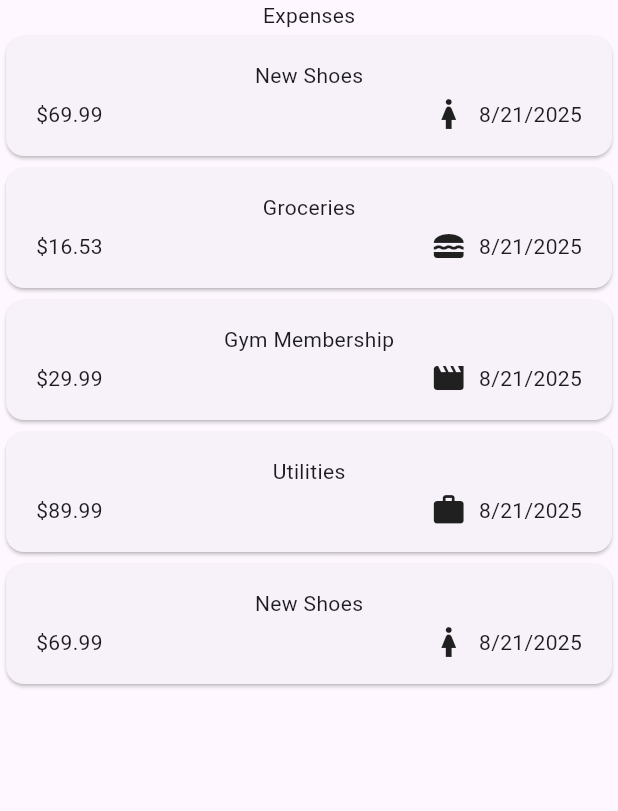
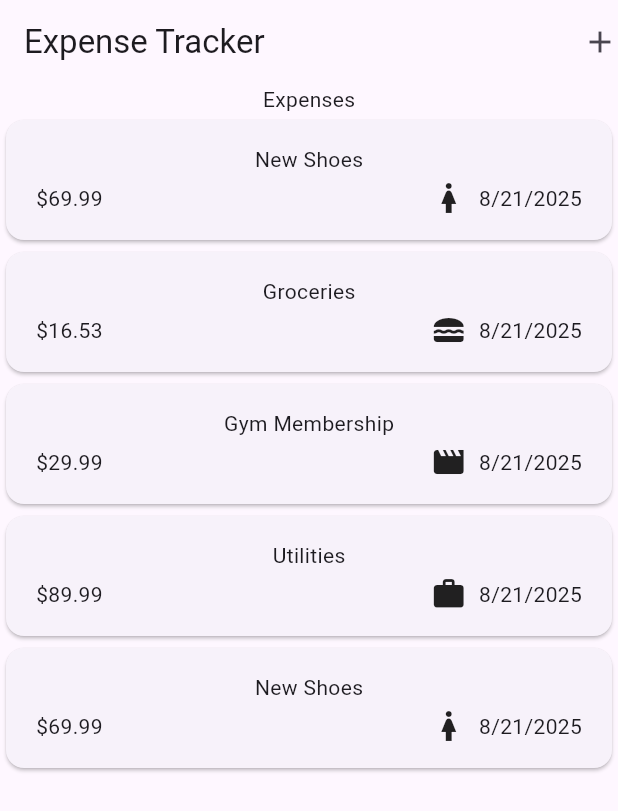
Before and after one commit to EmanAbobakr/Epense-Tracker, a Flutter app: the screen it shows after launch, on a phone screen of 412 x 824 dp. Shown: the top 811 px of the screen. Run offline on Flutter 3.47's test engine with Material 3 defaults, Android fonts, the phone set to English and light mode, and no system bars.

Commit message:
add app bar

```diff
--- a/lib/widgets/expenses.dart
+++ b/lib/widgets/expenses.dart
@@ -14,6 +14,10 @@ class _ExpensesState extends State<Expenses> {
   @override
   Widget build(BuildContext context) {
     return Scaffold(
+      appBar: AppBar(
+        title: Text('Expense Tracker'),
+        actions: [Icon(Icons.add)],
+      ),
       body: Center(
         child: const Column(
           children: [
```
